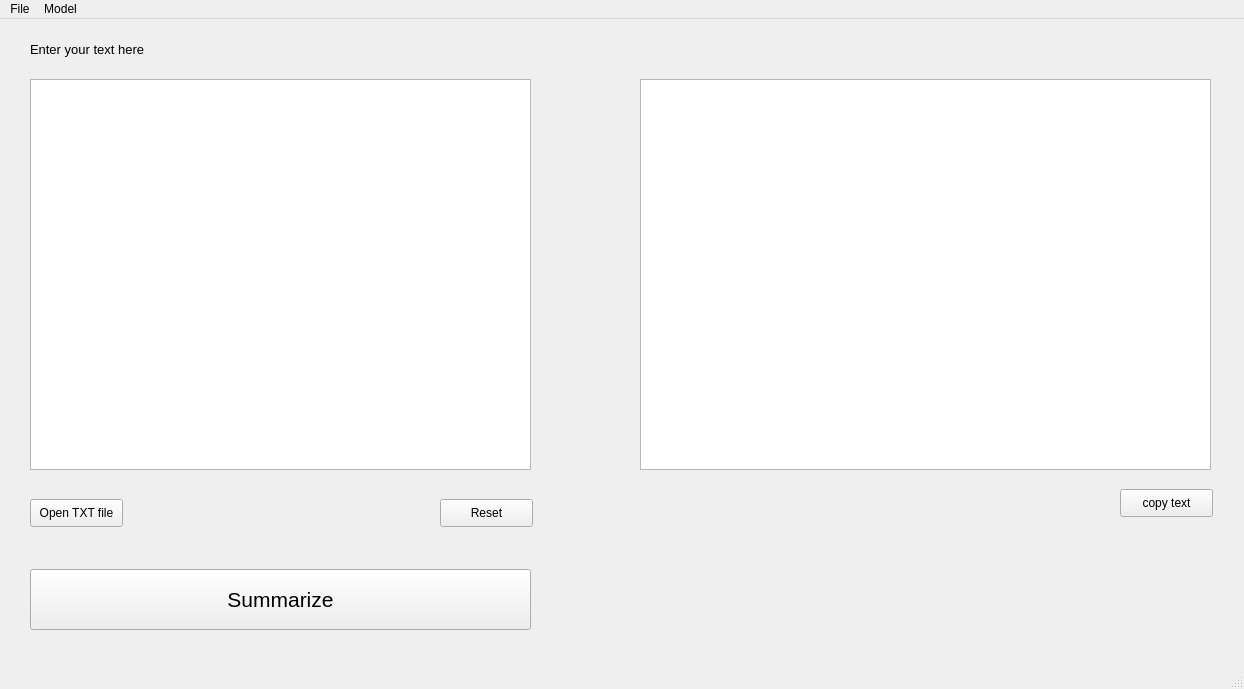
The window that Test Notebooks/Project_demo/gui.ui (fuerostic/Aboho) describes before a commit, drawn with Qt 5.
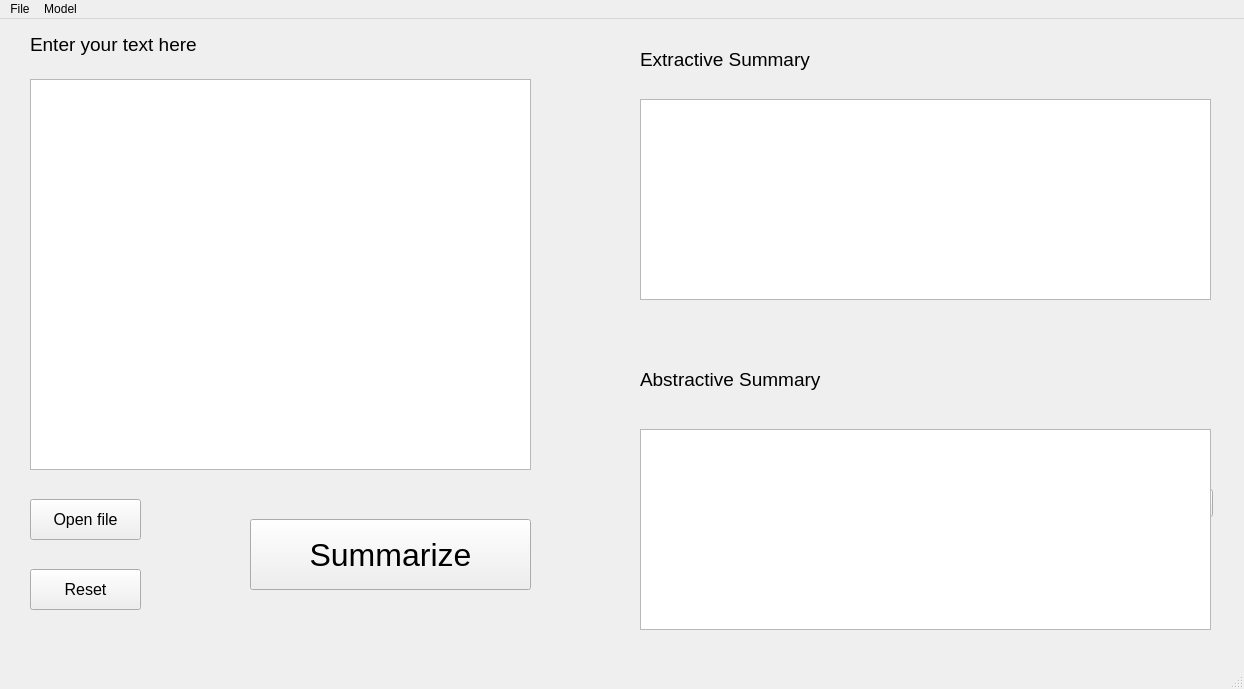
The same window after the commit.

```diff
--- a/Test Notebooks/Project_demo/gui.ui
+++ b/Test Notebooks/Project_demo/gui.ui
@@ -29,26 +29,31 @@
      <rect>
       <x>30</x>
       <y>480</y>
-      <width>93</width>
-      <height>28</height>
+      <width>111</width>
+      <height>41</height>
      </rect>
     </property>
+    <property name="font">
+     <font>
+      <pointsize>12</pointsize>
+     </font>
+    </property>
     <property name="text">
-     <string>Open TXT file</string>
+     <string>Open file</string>
     </property>
    </widget>
    <widget class="QPushButton" name="summarizeButton">
     <property name="geometry">
      <rect>
-      <x>30</x>
-      <y>550</y>
-      <width>501</width>
-      <height>61</height>
+      <x>250</x>
+      <y>500</y>
+      <width>281</width>
+      <height>71</height>
      </rect>
     </property>
     <property name="font">
      <font>
-      <pointsize>16</pointsize>
+      <pointsize>24</pointsize>
      </font>
     </property>
     <property name="text">
@@ -59,9 +64,9 @@
     <property name="geometry">
      <rect>
       <x>640</x>
-      <y>60</y>
+      <y>80</y>
       <width>571</width>
-      <height>391</height>
+      <height>201</height>
      </rect>
     </property>
    </widget>
@@ -69,14 +74,14 @@
     <property name="geometry">
      <rect>
       <x>30</x>
-      <y>15</y>
-      <width>241</width>
+      <y>10</y>
+      <width>211</width>
       <height>31</height>
      </rect>
     </property>
     <property name="font">
      <font>
-      <pointsize>10</pointsize>
+      <pointsize>14</pointsize>
      </font>
     </property>
     <property name="text">
@@ -86,12 +91,17 @@
    <widget class="QPushButton" name="textResetButton">
     <property name="geometry">
      <rect>
-      <x>440</x>
-      <y>480</y>
-      <width>93</width>
-      <height>28</height>
+      <x>30</x>
+      <y>550</y>
+      <width>111</width>
+      <height>41</height>
      </rect>
     </property>
+    <property name="font">
+     <font>
+      <pointsize>12</pointsize>
+     </font>
+    </property>
     <property name="text">
      <string>Reset</string>
     </property>
@@ -109,6 +119,70 @@
      <string>copy text</string>
     </property>
    </widget>
+   <widget class="QPlainTextEdit" name="plainTextEdit_2">
+    <property name="geometry">
+     <rect>
+      <x>640</x>
+      <y>410</y>
+      <width>571</width>
+      <height>201</height>
+     </rect>
+    </property>
+   </widget>
+   <widget class="QLabel" name="label">
+    <property name="geometry">
+     <rect>
+      <x>640</x>
+      <y>20</y>
+      <width>221</width>
+      <height>41</height>
+     </rect>
+    </property>
+    <property name="font">
+     <font>
+      <pointsize>14</pointsize>
+     </font>
+    </property>
+    <property name="autoFillBackground">
+     <bool>false</bool>
+    </property>
+    <property name="styleSheet">
+     <string notr="true"/>
+    </property>
+    <property name="lineWidth">
+     <number>1</number>
+    </property>
+    <property name="text">
+     <string>Extractive Summary</string>
+    </property>
+   </widget>
+   <widget class="QLabel" name="label_2">
+    <property name="geometry">
+     <rect>
+      <x>640</x>
+      <y>340</y>
+      <width>221</width>
+      <height>41</height>
+     </rect>
+    </property>
+    <property name="font">
+     <font>
+      <pointsize>14</pointsize>
+     </font>
+    </property>
+    <property name="autoFillBackground">
+     <bool>false</bool>
+    </property>
+    <property name="styleSheet">
+     <string notr="true"/>
+    </property>
+    <property name="lineWidth">
+     <number>1</number>
+    </property>
+    <property name="text">
+     <string>Abstractive Summary</string>
+    </property>
+   </widget>
   </widget>
   <widget class="QMenuBar" name="menubar">
    <property name="geometry">
```
